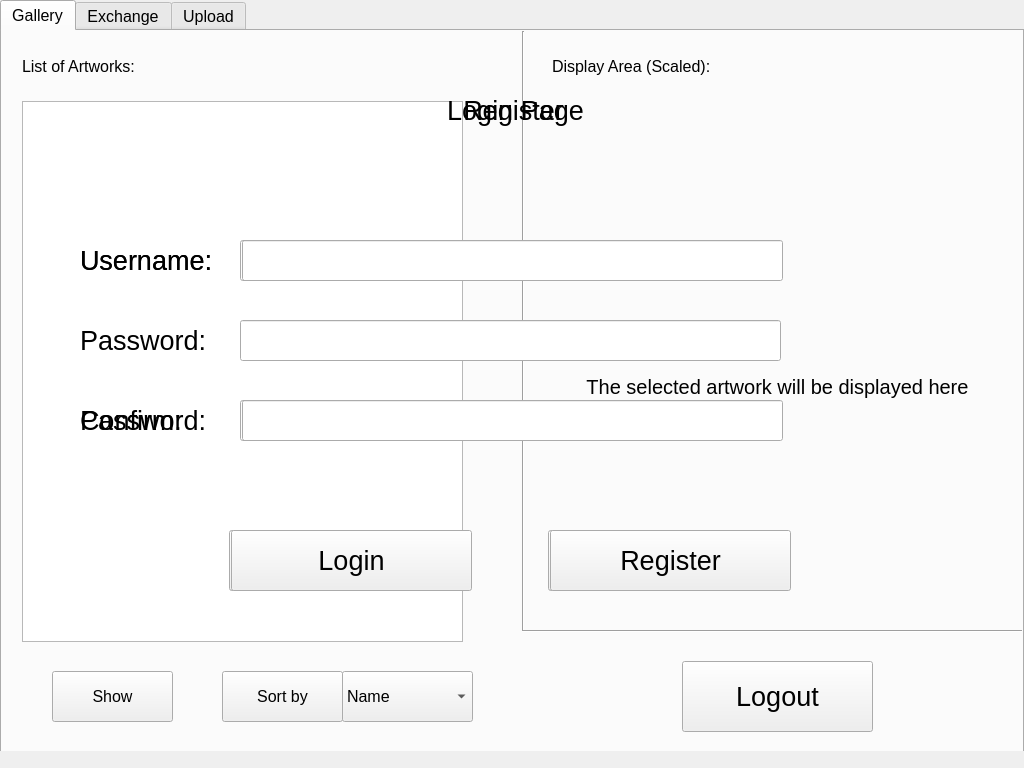
Before: the Qt Designer form App.ui in kelvinEL20/3334Group, drawn with Qt 5.
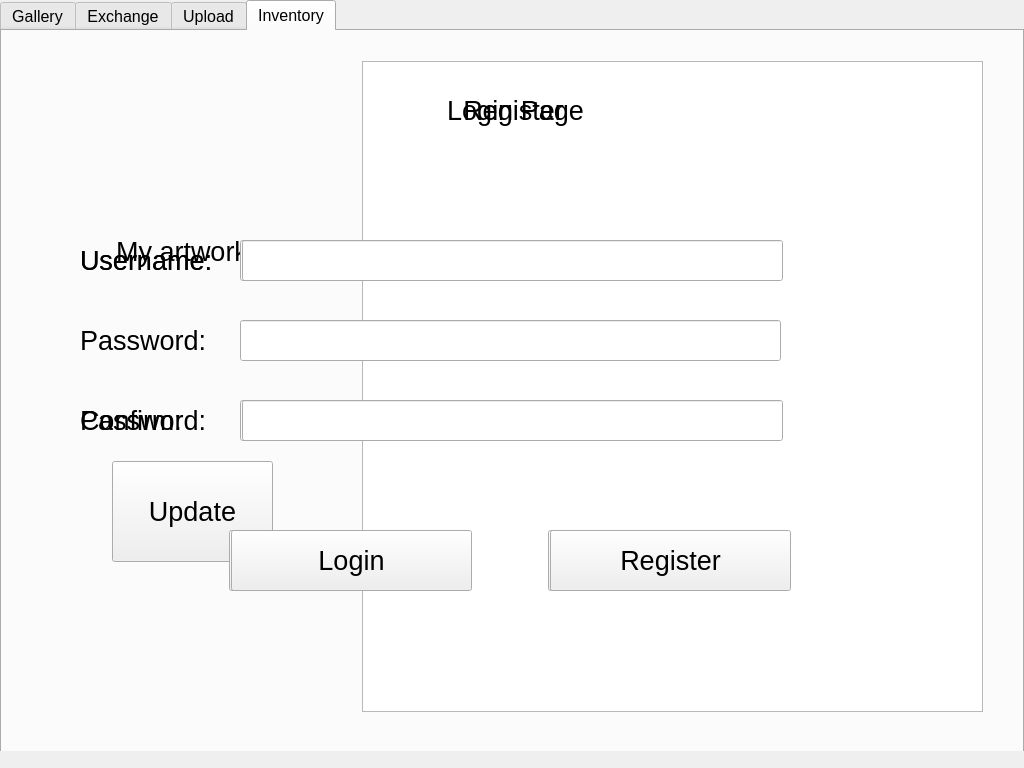
After: the same form once the commit is applied. The open tabs and pages were chosen to show the change.

Diff of the .ui file:
```diff
--- a/App.ui
+++ b/App.ui
@@ -950,6 +950,99 @@
        </property>
        <property name="text">
         <string>Upload</string>
+       </property>
+      </widget>
+      <widget class="QPushButton" name="btnUploadClear">
+       <property name="enabled">
+        <bool>true</bool>
+       </property>
+       <property name="geometry">
+        <rect>
+         <x>110</x>
+         <y>620</y>
+         <width>161</width>
+         <height>61</height>
+        </rect>
+       </property>
+       <property name="font">
+        <font>
+         <pointsize>20</pointsize>
+        </font>
+       </property>
+       <property name="cursor">
+        <cursorShape>PointingHandCursor</cursorShape>
+       </property>
+       <property name="text">
+        <string>Clear</string>
+       </property>
+      </widget>
+     </widget>
+     <widget class="QWidget" name="AppPageInventoryTab">
+      <attribute name="title">
+       <string>Inventory</string>
+      </attribute>
+      <widget class="QLabel" name="InventoryLabel_1">
+       <property name="geometry">
+        <rect>
+         <x>70</x>
+         <y>170</y>
+         <width>241</width>
+         <height>101</height>
+        </rect>
+       </property>
+       <property name="font">
+        <font>
+         <pointsize>20</pointsize>
+        </font>
+       </property>
+       <property name="text">
+        <string>My artworks:</string>
+       </property>
+       <property name="alignment">
+        <set>Qt::AlignCenter</set>
+       </property>
+      </widget>
+      <widget class="QTextBrowser" name="InventoryTextOutput">
+       <property name="geometry">
+        <rect>
+         <x>360</x>
+         <y>30</y>
+         <width>621</width>
+         <height>651</height>
+        </rect>
+       </property>
+       <property name="font">
+        <font>
+         <pointsize>20</pointsize>
+        </font>
+       </property>
+       <property name="html">
+        <string>&lt;!DOCTYPE HTML PUBLIC &quot;-//W3C//DTD HTML 4.0//EN&quot; &quot;http://www.w3.org/TR/REC-html40/strict.dtd&quot;&gt;
+&lt;html&gt;&lt;head&gt;&lt;meta name=&quot;qrichtext&quot; content=&quot;1&quot; /&gt;&lt;style type=&quot;text/css&quot;&gt;
+p, li { white-space: pre-wrap; }
+&lt;/style&gt;&lt;/head&gt;&lt;body style=&quot; font-family:'Arial'; font-size:20pt; font-weight:400; font-style:normal;&quot;&gt;
+&lt;p style=&quot;-qt-paragraph-type:empty; margin-top:0px; margin-bottom:0px; margin-left:0px; margin-right:0px; -qt-block-indent:0; text-indent:0px;&quot;&gt;&lt;br /&gt;&lt;/p&gt;&lt;/body&gt;&lt;/html&gt;</string>
+       </property>
+      </widget>
+      <widget class="QPushButton" name="pushButton">
+       <property name="geometry">
+        <rect>
+         <x>110</x>
+         <y>430</y>
+         <width>161</width>
+         <height>101</height>
+        </rect>
+       </property>
+       <property name="font">
+        <font>
+         <pointsize>20</pointsize>
+        </font>
+       </property>
+       <property name="cursor">
+        <cursorShape>PointingHandCursor</cursorShape>
+       </property>
+       <property name="text">
+        <string>Update</string>
        </property>
       </widget>
      </widget>
```
Left out of the diff: 29 changed lines with no effect on the pictures.
